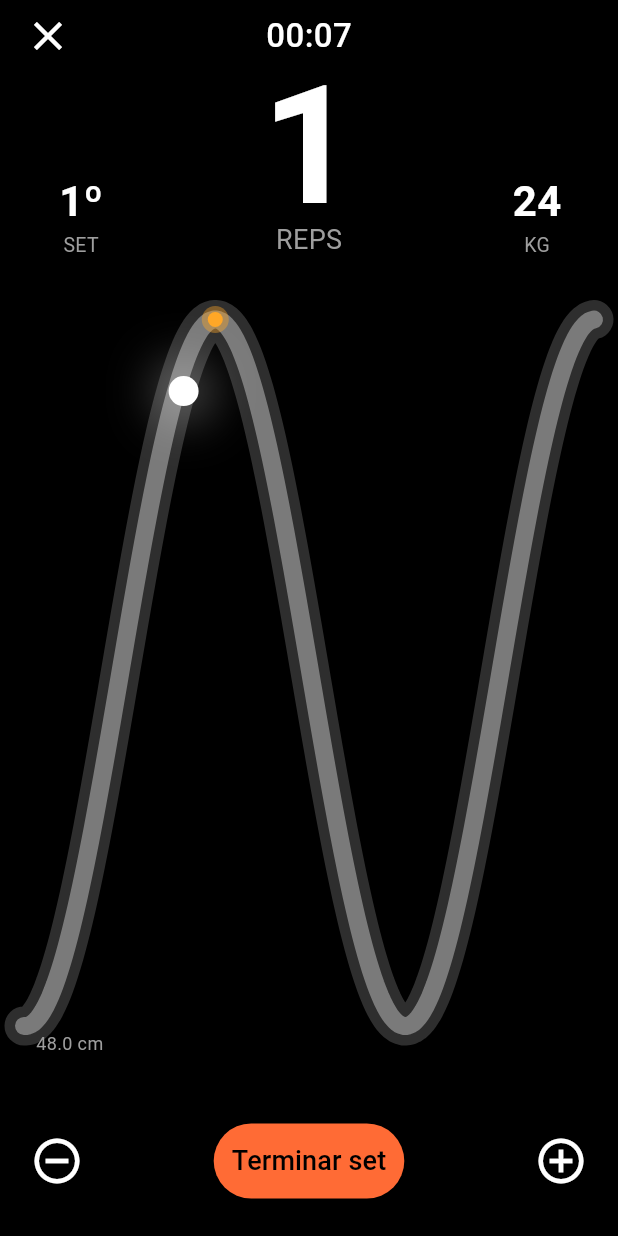
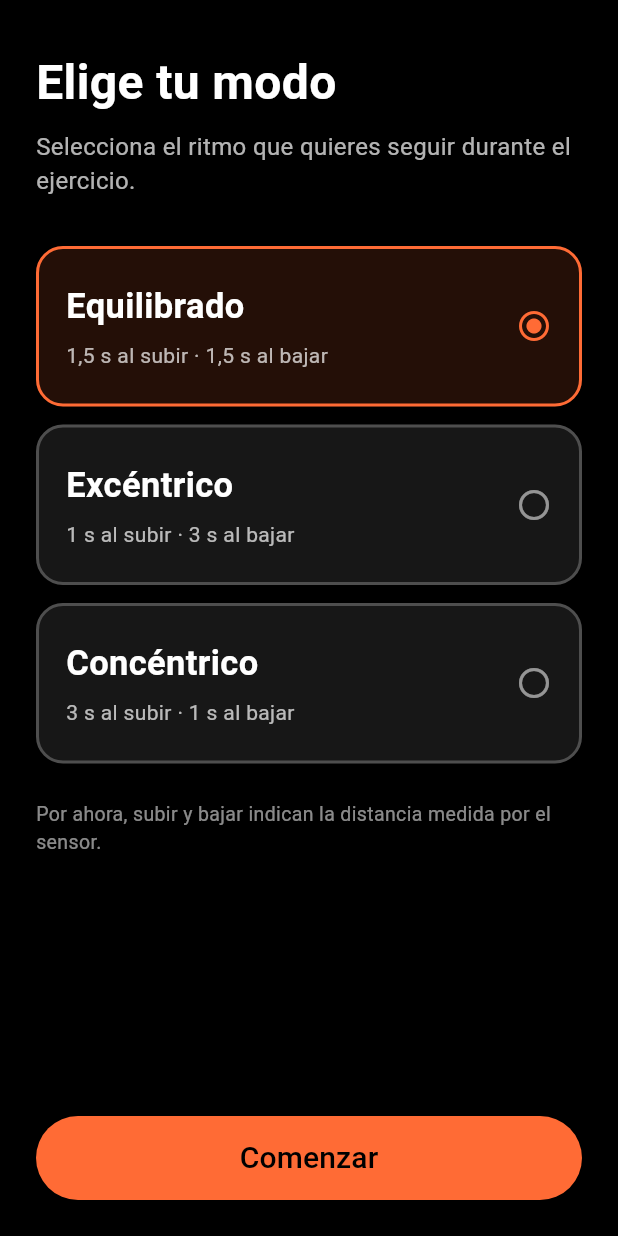
Before and after one commit to For-zenx/fit-back, a Flutter app: the screen it shows after launch, on a phone screen of 412 x 824 dp. Run offline on Flutter 3.47's test engine with Material 3 defaults, Android fonts, the phone set to English and light mode, and no system bars.

Commit message:
feat(app): let users choose a guide tempo before a set
Generated with [Devin](https://devin.ai)

Co-Authored-By: Devin <158243242+devin-ai-integration[bot]@users.noreply.github.com>

```diff
--- a/app/lib/main.dart
+++ b/app/lib/main.dart
@@ -1,6 +1,6 @@
 import 'package:flutter/material.dart';
 
-import 'ui/session_screen.dart';
+import 'ui/mode_selection_screen.dart';
 
 void main() {
   runApp(const FitBackApp());
@@ -23,7 +23,7 @@ class FitBackApp extends StatelessWidget {
         ),
         useMaterial3: true,
       ),
-      home: const SessionScreen(),
+      home: const ModeSelectionScreen(),
     );
   }
 }
--- /dev/null
+++ b/app/lib/ui/mode_selection_screen.dart
@@ -0,0 +1,164 @@
+import 'package:flutter/material.dart';
+
+import '../core/guide_track.dart';
+import 'session_screen.dart';
+
+class ModeSelectionScreen extends StatefulWidget {
+  const ModeSelectionScreen({super.key});
+
+  @override
+  State<ModeSelectionScreen> createState() => _ModeSelectionScreenState();
+}
+
+class _ModeSelectionScreenState extends State<ModeSelectionScreen> {
+  WorkoutMode _selected = WorkoutMode.normal;
+
+  @override
+  Widget build(BuildContext context) {
+    final color = Theme.of(context).colorScheme.primary;
+    return Scaffold(
+      body: SafeArea(
+        child: Center(
+          child: ConstrainedBox(
+            constraints: const BoxConstraints(maxWidth: 520),
+            child: Padding(
+              padding: const EdgeInsets.symmetric(horizontal: 24),
+              child: Column(
+                children: [
+                  Expanded(
+                    child: SingleChildScrollView(
+                      child: Padding(
+                        padding: const EdgeInsets.symmetric(vertical: 32),
+                        child: Column(
+                          crossAxisAlignment: CrossAxisAlignment.stretch,
+                          children: [
+                            const Text(
+                              'Elige tu modo',
+                              style: TextStyle(
+                                fontSize: 32,
+                                fontWeight: FontWeight.bold,
+                              ),
+                            ),
+                            const SizedBox(height: 8),
+                            const Text(
+                              'Selecciona el ritmo que quieres seguir durante el ejercicio.',
+                              style: TextStyle(
+                                fontSize: 16,
+                                color: Colors.white70,
+                              ),
+                            ),
+                            const SizedBox(height: 32),
+                            _modeCard(
+                              WorkoutMode.normal,
+                              'Equilibrado',
+                              '1,5 s al subir · 1,5 s al bajar',
+                              color,
+                            ),
+                            const SizedBox(height: 12),
+                            _modeCard(
+                              WorkoutMode.eccentric,
+                              'Excéntrico',
+                              '1 s al subir · 3 s al bajar',
+                              color,
+                            ),
+                            const SizedBox(height: 12),
+                            _modeCard(
+                              WorkoutMode.concentric,
+                              'Concéntrico',
+                              '3 s al subir · 1 s al bajar',
+                              color,
+                            ),
+                            const SizedBox(height: 24),
+                            const Text(
+                              'Por ahora, subir y bajar indican la distancia medida por el sensor.',
+                              style: TextStyle(
+                                fontSize: 13,
+                                color: Colors.white54,
+                              ),
+                            ),
+                          ],
+                        ),
+                      ),
+                    ),
+                  ),
+                  Padding(
+                    padding: const EdgeInsets.only(bottom: 24, top: 12),
+                    child: SizedBox(
+                      width: double.infinity,
+                      height: 56,
+                      child: FilledButton(
+                        onPressed: () => Navigator.of(context).push(
+                          MaterialPageRoute<void>(
+                            builder: (_) => SessionScreen(mode: _selected),
+                          ),
+                        ),
+                        child: const Text(
+                          'Comenzar',
+                          style: TextStyle(fontSize: 20),
+                        ),
+                      ),
+                    ),
+                  ),
+                ],
+              ),
+            ),
+          ),
+        ),
+      ),
+    );
+  }
+
+  Widget _modeCard(WorkoutMode mode, String title, String tempo, Color color) {
+    final selected = mode == _selected;
+    return Semantics(
+      button: true,
+      selected: selected,
+      child: Material(
+        color: selected
+            ? color.withValues(alpha: 0.14)
+            : const Color(0xFF171717),
+        shape: RoundedRectangleBorder(
+          borderRadius: BorderRadius.circular(18),
+          side: BorderSide(color: selected ? color : Colors.white24, width: 2),
+        ),
+        child: InkWell(
+          borderRadius: BorderRadius.circular(18),
+          onTap: () => setState(() => _selected = mode),
+          child: Padding(
+            padding: const EdgeInsets.symmetric(horizontal: 20, vertical: 24),
+            child: Row(
+              children: [
+                Expanded(
+                  child: Column(
+                    crossAxisAlignment: CrossAxisAlignment.start,
+                    children: [
+                      Text(
+                        title,
+                        style: const TextStyle(
+                          fontSize: 23,
+                          fontWeight: FontWeight.bold,
+                        ),
+                      ),
+                      const SizedBox(height: 6),
+                      Text(
+                        tempo,
+                        style: const TextStyle(color: Colors.white70),
+                      ),
+                    ],
+                  ),
+                ),
+                const SizedBox(width: 8),
+                Icon(
+                  selected
+                      ? Icons.radio_button_checked
+                      : Icons.radio_button_unchecked,
+                  color: selected ? color : Colors.white54,
+                ),
+              ],
+            ),
+          ),
+        ),
+      ),
+    );
+  }
+}
--- a/app/lib/ui/session_screen.dart
+++ b/app/lib/ui/session_screen.dart
@@ -13,8 +13,9 @@ import 'motion_wave.dart';
 /// motion wave fed by a [DistanceSource] (simulator for now).
 class SessionScreen extends StatefulWidget {
   final DistanceSource? source;
+  final WorkoutMode mode;
 
-  const SessionScreen({super.key, this.source});
+  const SessionScreen({super.key, this.source, this.mode = WorkoutMode.normal});
 
   @override
   State<SessionScreen> createState() => _SessionScreenState();
@@ -125,6 +126,7 @@ class _SessionScreenState extends State<SessionScreen>
         _guide = GuideTrack.fromCalibration(
           minCm: _detector.minCm,
           maxCm: _detector.maxCm,
+          mode: widget.mode,
         );
         _motionAnchorCm = _currentCm;
         _lastMotionTick = 0;
@@ -212,7 +214,7 @@ class _SessionScreenState extends State<SessionScreen>
                 children: [
                   IconButton(
                     icon: const Icon(Icons.close, size: 32),
-                    onPressed: () {},
+                    onPressed: () => Navigator.maybePop(context),
                   ),
                   const Spacer(),
                   Text(
@@ -227,6 +229,11 @@ class _SessionScreenState extends State<SessionScreen>
                 ],
               ),
             ),
+            Text(switch (widget.mode) {
+              WorkoutMode.normal => 'Equilibrado',
+              WorkoutMode.eccentric => 'Excéntrico',
+              WorkoutMode.concentric => 'Concéntrico',
+            }, style: const TextStyle(color: Colors.white70, fontSize: 14)),
 
             // Set | REPS | kg
             Padding(
```
Also changed, not shown: 3 other files.
